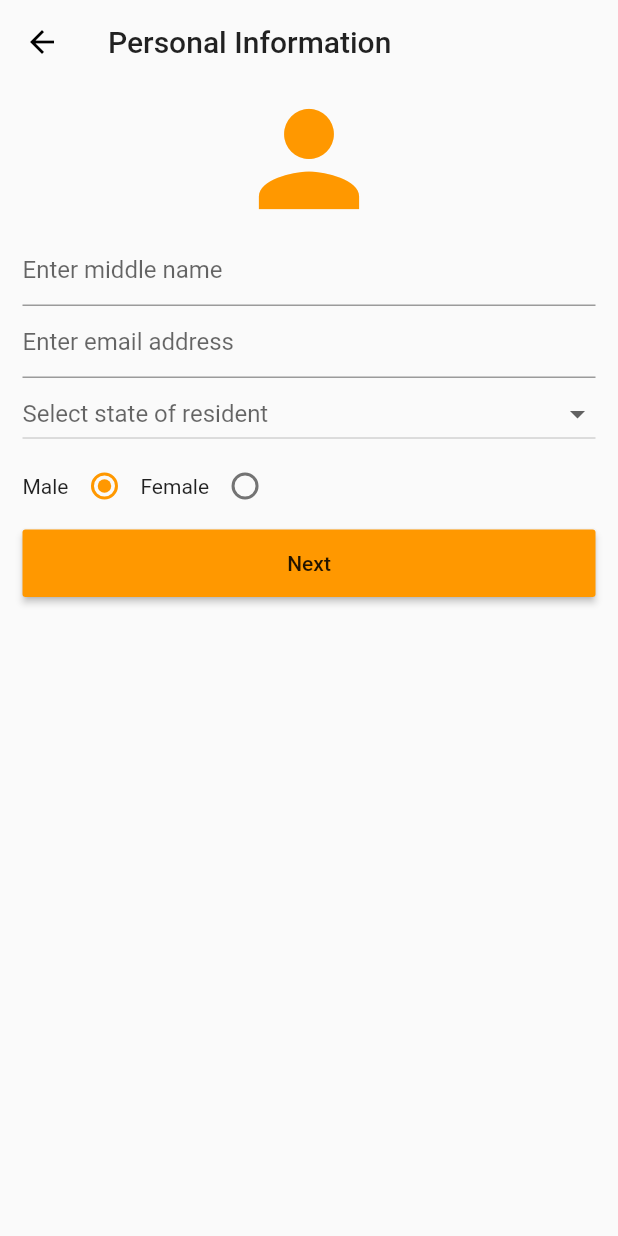
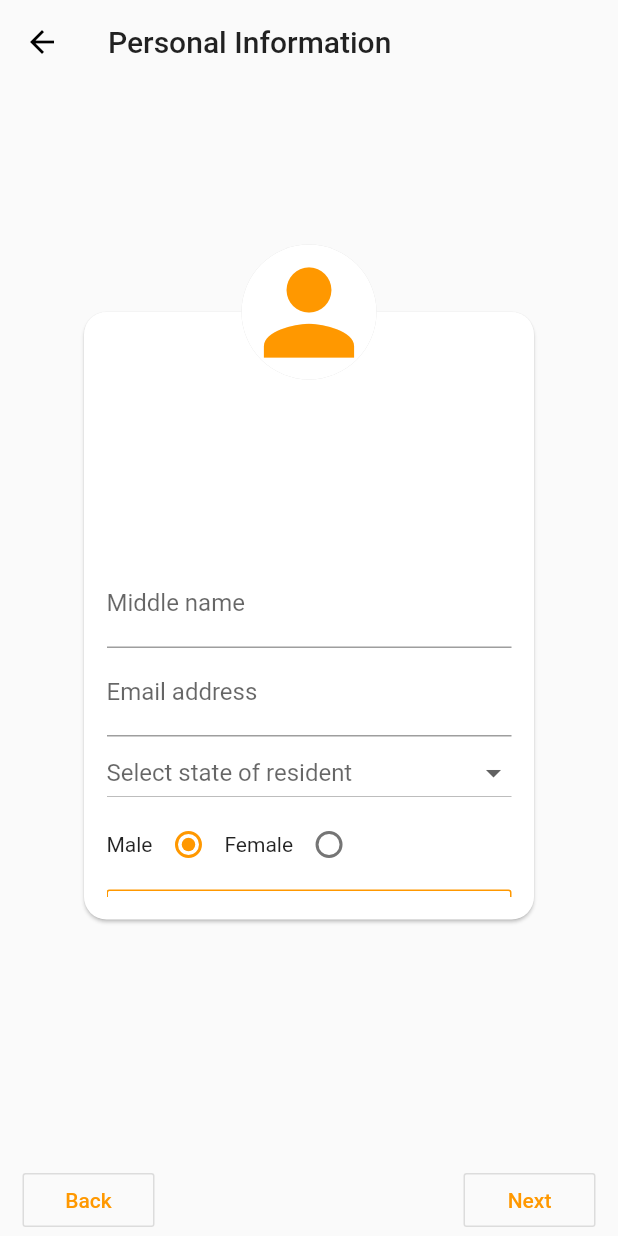
Before and after one commit to Olaitan12/penaid-mobile, a Flutter app: the PersonalInformation screen opened directly, on a phone screen of 412 x 824 dp. Run offline on Flutter 3.47's test engine with Material 2 defaults, Android fonts, the light colour scheme and no system bars; our stand-ins replace get_it, image_picker, splashscreen.

Commit message:
Multi level form structure implemented

```diff
--- /dev/null
+++ b/lib/app-widgets/circle-container.dart
@@ -0,0 +1,31 @@
+import 'package:flutter/material.dart';
+
+class RoundContainer extends StatelessWidget {
+  final double size;
+  final EdgeInsets padding;
+  final EdgeInsets margin;
+  final Widget child;
+  RoundContainer({
+    this.child,
+    this.size,
+    this.padding,
+    this.margin,
+  });
+  Widget build(BuildContext context) {
+    return Container(
+      width: size,
+      height: size,
+      padding: padding,
+      margin: margin,
+      decoration: BoxDecoration(
+        color: Colors.white,
+        border: Border(),
+        boxShadow: [
+          BoxShadow(color: Colors.grey[350]),
+        ],
+        borderRadius: BorderRadius.circular(size / 2),
+      ),
+      child: child,
+    );
+  }
+}
--- /dev/null
+++ b/lib/app-widgets/form-card.dart
@@ -0,0 +1,41 @@
+import 'package:flutter/material.dart';
+import 'package:penaid/app-widgets/circle-container.dart';
+import 'package:penaid/constants.dart';
+
+class FormCard extends StatelessWidget {
+  final Widget child;
+  final IconData iconData;
+  FormCard({this.child, this.iconData});
+  Widget build(BuildContext context) {
+    return Container(
+        padding: SCREEN_SPACE,
+        color: Colors.grey[10], // BACKGROUND_COLOR,
+        child: Center(
+          child: SizedBox(
+            width: 300,
+            height: 450,
+            child: Stack(children: [
+              Card(
+                margin: EdgeInsets.only(top: 45),
+                shape: RoundedRectangleBorder(
+                  borderRadius: BorderRadius.all(Radius.circular(15)),
+                ),
+                child: Padding(
+                  padding: EdgeInsets.all(15),
+                  child: child,
+                ),
+              ),
+              RoundContainer(
+                margin: EdgeInsets.only(left: 105),
+                size: 90,
+                child: Icon(
+                  iconData,
+                  size: 90,
+                  color: Colors.orange,
+                ),
+              )
+            ]),
+          ),
+        ));
+  }
+}
--- a/lib/constants.dart
+++ b/lib/constants.dart
@@ -6,7 +6,8 @@ import 'package:intl/intl.dart'; //for date format
 
 const EdgeInsets SCREEN_SPACE = EdgeInsets.symmetric(horizontal: 15);
 const String VERSION = "0.0.1";
-const BACKGROUND_COLOR = Color.fromRGBO(234, 230, 225, 1);
+// ignore: non_constant_identifier_names
+final BACKGROUND_COLOR = Colors.grey[10];
 const NAIRA = "₦";
 var numberFormat = new NumberFormat.currency(locale: "en_US", symbol: "");
 var nairaFormat = new NumberFormat.currency(locale: "en_US", symbol: NAIRA);
--- a/lib/screen/dashboard.dart
+++ b/lib/screen/dashboard.dart
@@ -35,7 +35,7 @@ class _DashboardScreen extends State<DashboardScreen> {
     return Scaffold(
       appBar: AppBar(
         elevation: 0,
-        centerTitle: true,
+        // centerTitle: true,
         backgroundColor: Theme.of(context).primaryColor,
         actions: [
           Tooltip(
--- a/lib/screen/dashboard/account.dart
+++ b/lib/screen/dashboard/account.dart
@@ -6,8 +6,8 @@ import 'package:get_it/get_it.dart';
 import 'package:image_picker/image_picker.dart';
 import 'package:penaid/app-widgets/avatar.dart';
 import 'package:penaid/notifiers/page-view.dart';
-import 'package:penaid/screen/dashboard/profile/about.dart';
-import 'package:penaid/screen/personal-details.dart';
+import 'package:penaid/screen/dashboard/account/about.dart';
+import 'package:penaid/screen/user-form.dart';
 import 'package:penaid/screen/terms-condition.dart';
 import 'package:penaid/services/api.dart';
 import 'package:penaid/services/data.dart';
--- a/lib/screen/dashboard/profile/bio.dart
+++ b/lib/screen/dashboard/account/bio.dart
@@ -1,5 +1,6 @@
 import 'package:flutter/material.dart';
 import 'package:penaid/app-widgets/buttons.dart';
+import 'package:penaid/app-widgets/form-card.dart';
 import 'package:penaid/constants.dart';
 // import 'package:flutter/services.dart' show rootBundle;
 
@@ -24,28 +25,17 @@ class _BioDataScreen extends State<BioDataScreen> {
   }
 
   Widget build(BuildContext context) {
-    return Container(
-      padding: SCREEN_SPACE,
+    return FormCard(
+      iconData: Icons.person,
       child: ListView(
         children: <Widget>[
-          // Row(children: [
-          Icon(
-            Icons.person,
-            size: 100,
-            color: Theme.of(context).primaryColor,
-          ),
-          // Center(
-          //   child: Text("Personal Bio",
-          //       style: Theme.of(context).textTheme.headline2),
-          // ),
-          // ])\
           TextFormField(
             controller: othername,
-            decoration: InputDecoration(hintText: "Enter middle name"),
+            decoration: InputDecoration(labelText: "Middle name"),
           ),
           TextFormField(
             controller: email,
-            decoration: InputDecoration(hintText: "Enter email address"),
+            decoration: InputDecoration(labelText: "Email address"),
           ),
           DropdownButton(
             hint: Text("Select state of resident"),
@@ -82,7 +72,12 @@ class _BioDataScreen extends State<BioDataScreen> {
               ],
             ),
           ]),
-          AppButton(text: "Next", onPressed: () {})
+          OutlineButton(
+            child: Text("Submit"),
+            onPressed: () {},
+            textColor: Colors.orange,
+            borderSide: BorderSide(color: Colors.orange),
+          )
         ],
       ),
     );
--- a/lib/screen/personal-details.dart
+++ /dev/null
@@ -1,41 +0,0 @@
-import 'package:flutter/material.dart';
-import 'package:penaid/notifiers/page-view.dart';
-import 'package:penaid/screen/dashboard.dart';
-import 'package:penaid/screen/dashboard/profile/bio.dart';
-import 'package:provider/provider.dart';
-
-class PersonalInformation extends StatefulWidget {
-  _PersonalInformation createState() => _PersonalInformation();
-}
-
-class _PersonalInformation extends State<PersonalInformation> {
-  PageController pageController;
-  final List<DashboardScreenModel> pages = [
-    DashboardScreenModel(
-        0, "Personal Information", BioDataScreen(), Icons.home),
-  ];
-  PageViewNotifier _notifier;
-
-  Widget build(BuildContext personalInformationContext) {
-    _notifier = Provider.of<PageViewNotifier>(personalInformationContext,
-        listen: false);
-    pageController = _notifier.pageController;
-    return Scaffold(
-      appBar: AppBar(
-        title: Text(pages[_notifier.activeIndex].title),
-      ),
-      body: PageView(
-        scrollDirection: Axis.horizontal,
-        pageSnapping: false,
-        onPageChanged: _changePage,
-        controller: pageController,
-        children: []..addAll(pages.map((page) => page.screen).toList()),
-      ),
-    );
-  }
-
-  void _changePage(int index, [String title]) {
-    pageController.jumpToPage(index);
-    _notifier.updatePage(index);
-  }
-}
--- /dev/null
+++ b/lib/screen/user-form.dart
@@ -0,0 +1,87 @@
+import 'package:flutter/material.dart';
+import 'package:penaid/notifiers/page-view.dart';
+import 'package:penaid/screen/dashboard.dart';
+import 'package:penaid/screen/dashboard/account/bio.dart';
+import 'package:penaid/screen/dashboard/account/employment.dart';
+import 'package:penaid/screen/dashboard/account/next-of-kin.dart';
+import 'package:penaid/screen/dashboard/account/retirement.dart';
+import 'package:provider/provider.dart';
+
+class PersonalInformation extends StatefulWidget {
+  _PersonalInformation createState() => _PersonalInformation();
+}
+
+class _PersonalInformation extends State<PersonalInformation> {
+  PageController pageController;
+  final List<DashboardScreenModel> pages = [
+    DashboardScreenModel(0, "Personal Information", BioDataScreen(), null),
+    DashboardScreenModel(3, "Next of kin", NextOfKinForm(), null),
+    DashboardScreenModel(1, "Employment History", EmploymentForm(), null),
+    DashboardScreenModel(2, "Retirement program", RetirementForm(), null),
+  ];
+  PageViewNotifier _notifier;
+
+  Widget build(BuildContext personalInformationContext) {
+    _notifier = Provider.of<PageViewNotifier>(personalInformationContext,
+        listen: false);
+    pageController = _notifier.pageController;
+    return Scaffold(
+      extendBodyBehindAppBar: true,
+      bottomNavigationBar: Consumer<PageViewNotifier>(
+        builder: (context, value, child) => Container(
+          padding: EdgeInsets.symmetric(horizontal: 15),
+          child: Row(
+            mainAxisAlignment: MainAxisAlignment.spaceBetween,
+            children: [
+              OutlineButton(
+                onPressed: value.activeIndex > 0
+                    ? () {
+                        debugPrint(value.activeIndex.toString());
+                        int index = _notifier.activeIndex - 1;
+                        _changePage(index);
+                      }
+                    : null,
+                textColor: Colors.orange,
+                child: Text("Back"),
+              ),
+              OutlineButton(
+                onPressed: (_notifier.activeIndex < 3)
+                    ? () {
+                        debugPrint(value.activeIndex.toString());
+                        int index = _notifier.activeIndex + 1;
+                        _changePage(index);
+                      }
+                    : null,
+                textColor: Colors.orange,
+                child: Text("Next"),
+                // textColor: ,
+              ),
+            ],
+          ),
+        ),
+      ),
+      appBar: PreferredSize(
+        preferredSize: Size.fromHeight(150.0), // here the desired height
+        child: AppBar(
+          backgroundColor: Colors.transparent,
+          title: Consumer<PageViewNotifier>(
+            builder: (context, data, child) =>
+                Text(pages[data.activeIndex].title),
+          ),
+        ),
+      ),
+      body: PageView(
+        scrollDirection: Axis.horizontal,
+        pageSnapping: false,
+        onPageChanged: _changePage,
+        controller: pageController,
+        children: []..addAll(pages.map((page) => page.screen).toList()),
+      ),
+    );
+  }
+
+  void _changePage(int index, [String title]) {
+    pageController.jumpToPage(index);
+    _notifier.updatePage(index);
+  }
+}
```
Also changed, not shown: lib/notifiers/upload.dart (deleted, +0 -94 lines), lib/screen/dashboard/account/employment.dart (renamed from lib/screen/dashboard/profile/employment.dart, +8 -1 lines), lib/screen/dashboard/account/next-of-kin.dart (renamed from lib/screen/dashboard/profile/next-of-kin.dart, +8 -1 lines), lib/screen/dashboard/account/retirement.dart (renamed from lib/screen/dashboard/profile/retirement.dart, +8 -1 lines), assets/icons/camera.png (added), assets/icons/gallery.png (added), lib/screen/dashboard/account/about.dart (renamed from lib/screen/dashboard/profile/about.dart), 2 other files.
